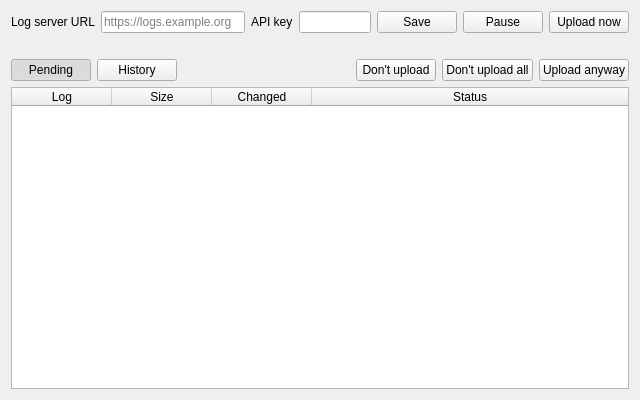
This is sw/supervision/python/ui/ui_log_upload.ui in paparazzi/paparazzi as Qt 5 draws it before an edit. The edited form follows.
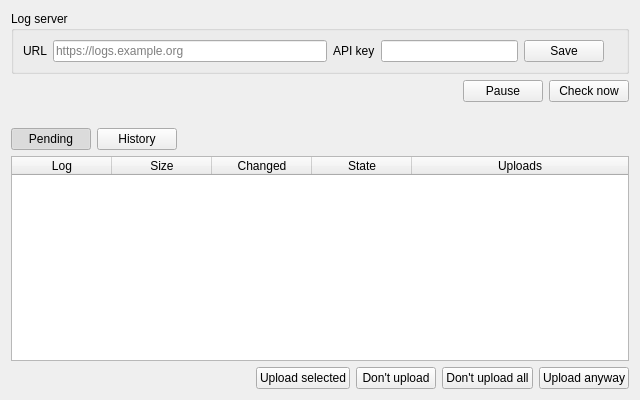
This is the edited form.

Commit message: [supervision] Log upload: upload selected logs now, clearer tab (#3814)

Diff of the .ui file:
```diff
--- a/sw/supervision/python/ui/ui_log_upload.ui
+++ b/sw/supervision/python/ui/ui_log_upload.ui
@@ -15,11 +15,15 @@
   </property>
   <layout class="QVBoxLayout" name="verticalLayout">
    <item>
+    <widget class="QGroupBox" name="server_box">
+     <property name="title">
+      <string>Log server</string>
+     </property>
     <layout class="QHBoxLayout" name="settings_layout">
      <item>
       <widget class="QLabel" name="server_label">
        <property name="text">
-        <string>Log server URL</string>
+          <string>URL</string>
        </property>
       </widget>
      </item>
@@ -70,6 +74,34 @@
       </widget>
      </item>
      <item>
+        <widget class="QLabel" name="connection_label">
+         <property name="text">
+          <string/>
+         </property>
+        </widget>
+       </item>
+     </layout>
+    </widget>
+   </item>
+   <item>
+    <layout class="QHBoxLayout" name="status_layout">
+     <item>
+      <widget class="QLabel" name="summary_label">
+       <property name="sizePolicy">
+        <sizepolicy hsizetype="Ignored" vsizetype="Preferred">
+         <horstretch>1</horstretch>
+         <verstretch>0</verstretch>
+        </sizepolicy>
+       </property>
+       <property name="text">
+        <string/>
+       </property>
+       <property name="wordWrap">
+        <bool>true</bool>
+       </property>
+      </widget>
+     </item>
+     <item>
       <widget class="QPushButton" name="pause_button">
        <property name="toolTip">
         <string>Stop contacting the log server until you resume. A running upload stops after the current log.</string>
@@ -88,23 +120,20 @@
         <string>Upload finished logs now instead of waiting for the next automatic run</string>
        </property>
        <property name="text">
-        <string>Upload now</string>
+        <string>Check now</string>
        </property>
       </widget>
      </item>
     </layout>
    </item>
    <item>
-    <widget class="QLabel" name="summary_label">
-     <property name="sizePolicy">
-      <sizepolicy hsizetype="Ignored" vsizetype="Preferred">
-       <horstretch>1</horstretch>
-       <verstretch>0</verstretch>
-      </sizepolicy>
-     </property>
+    <widget class="QLabel" name="help_label">
      <property name="text">
       <string/>
      </property>
+     <property name="wordWrap">
+      <bool>true</bool>
+     </property>
     </widget>
    </item>
    <item>
@@ -157,36 +186,6 @@
        </property>
       </spacer>
      </item>
-     <item>
-      <widget class="QPushButton" name="ignore_button">
-       <property name="toolTip">
-        <string>Never upload the selected logs (unless they change). The files are not deleted.</string>
-       </property>
-       <property name="text">
-        <string>Don't upload</string>
-       </property>
-      </widget>
-     </item>
-     <item>
-      <widget class="QPushButton" name="ignore_all_button">
-       <property name="toolTip">
-        <string>Never upload any of the pending logs (unless they change). The files are not deleted.</string>
-       </property>
-       <property name="text">
-        <string>Don't upload all</string>
-       </property>
-      </widget>
-     </item>
-     <item>
-      <widget class="QPushButton" name="requeue_button">
-       <property name="toolTip">
-        <string>Put the selected logs which were marked Don't upload back in the queue</string>
-       </property>
-       <property name="text">
-        <string>Upload anyway</string>
-       </property>
-      </widget>
-     </item>
     </layout>
    </item>
    <item>
@@ -239,7 +238,12 @@
          </column>
          <column>
           <property name="text">
-           <string>Status</string>
+           <string>State</string>
+          </property>
+         </column>
+         <column>
+          <property name="text">
+           <string>Uploads</string>
           </property>
          </column>
         </widget>
@@ -303,6 +307,70 @@
      </widget>
     </widget>
    </item>
+   <item>
+    <layout class="QHBoxLayout" name="actions_layout">
+     <item>
+      <widget class="QLabel" name="selection_label">
+       <property name="text">
+        <string/>
+       </property>
+      </widget>
+     </item>
+     <item>
+      <spacer name="actions_spacer">
+       <property name="orientation">
+        <enum>Qt::Horizontal</enum>
+       </property>
+       <property name="sizeHint" stdset="0">
+        <size>
+         <width>40</width>
+         <height>20</height>
+        </size>
+       </property>
+      </spacer>
+     </item>
+     <item>
+      <widget class="QPushButton" name="force_button">
+       <property name="toolTip">
+        <string>Upload the selected logs now, also the ones still waiting until they are unchanged for an hour. Only for logs which are no longer being recorded.</string>
+       </property>
+       <property name="text">
+        <string>Upload selected</string>
+       </property>
+      </widget>
+     </item>
+     <item>
+      <widget class="QPushButton" name="ignore_button">
+       <property name="toolTip">
+        <string>Never upload the selected logs (unless they change). The files are not deleted.</string>
+       </property>
+       <property name="text">
+        <string>Don't upload</string>
+       </property>
+      </widget>
+     </item>
+     <item>
+      <widget class="QPushButton" name="ignore_all_button">
+       <property name="toolTip">
+        <string>Never upload any of the pending logs (unless they change). The files are not deleted.</string>
+       </property>
+       <property name="text">
+        <string>Don't upload all</string>
+       </property>
+      </widget>
+     </item>
+     <item>
+      <widget class="QPushButton" name="requeue_button">
+       <property name="toolTip">
+        <string>Put the selected logs which were marked Don't upload back in the queue</string>
+       </property>
+       <property name="text">
+        <string>Upload anyway</string>
+       </property>
+      </widget>
+     </item>
+    </layout>
+   </item>
   </layout>
  </widget>
  <resources/>
```
Left out of the diff: 2 changed lines with no effect on the pictures. Lines whose indentation alone changed are shown as unchanged. The commit also changes 2 other files.
